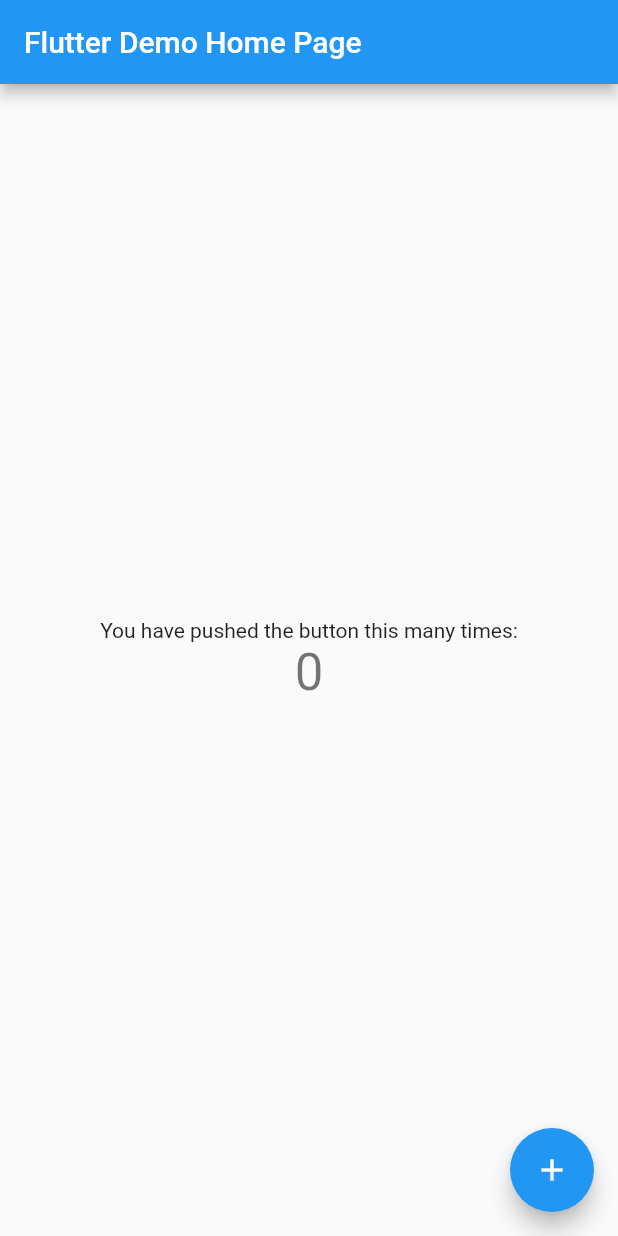
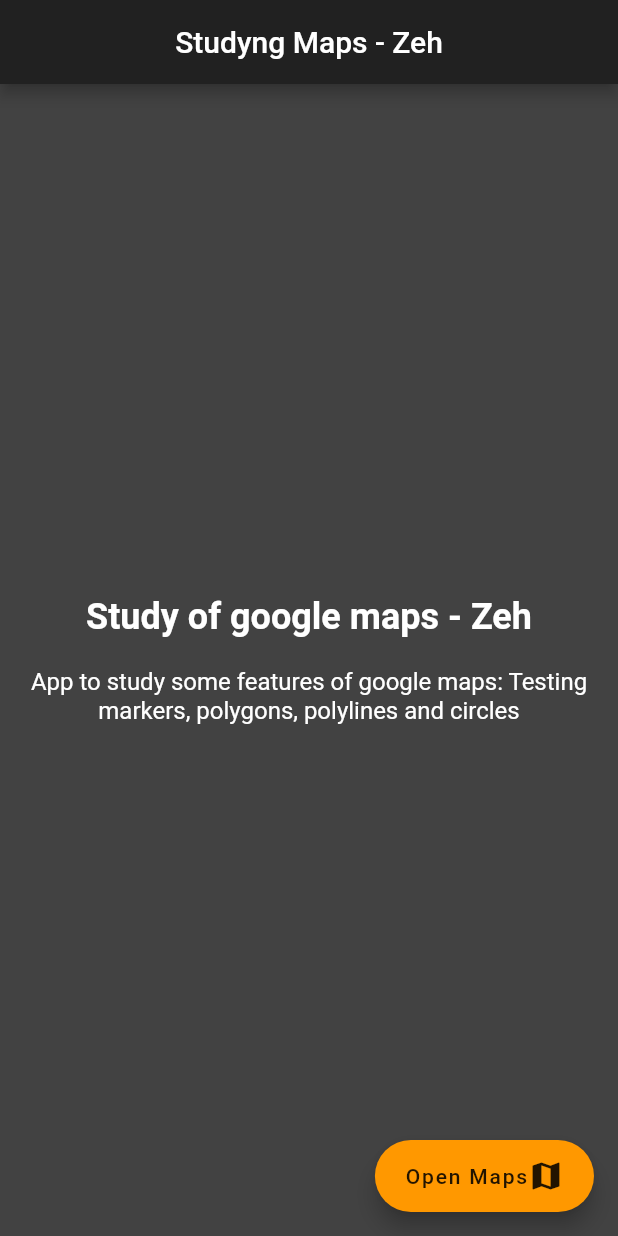
Before and after one commit to fernei/central_comandos, a Flutter app: the screen it shows after launch, on a phone screen of 412 x 824 dp. Run offline on Flutter 3.47's test engine with Material 2 defaults, Android fonts, the phone set to English and light mode, and no system bars; our stand-ins replace google_maps_flutter, location, splashscreen; network calls fail.

Commit message:
Inicio do Layout e funcionalidade

```diff
--- /dev/null
+++ b/lib/home.dart
@@ -0,0 +1,89 @@
+import 'package:flutter/material.dart';
+import 'package:location/location.dart';
+
+import 'goomap.dart';
+
+class HomePage extends StatefulWidget {
+  @override
+  _HomePageState createState() => _HomePageState();
+}
+
+class _HomePageState extends State<HomePage> {
+  Location location = new Location();
+  bool _serviceEnabled;
+  PermissionStatus _permissionGranted;
+  LocationData _locationData;
+
+  @override
+  void initState() {
+    super.initState();
+    _checkLocationPermission();
+  }
+
+  // Check Location Permissions, and get my location
+  void _checkLocationPermission() async {
+    _serviceEnabled = await location.serviceEnabled();
+    if (!_serviceEnabled) {
+      _serviceEnabled = await location.requestService();
+      if (!_serviceEnabled) {
+        return;
+      }
+    }
+    _permissionGranted = await location.hasPermission();
+    if (_permissionGranted == PermissionStatus.denied) {
+      _permissionGranted = await location.requestPermission();
+      if (_permissionGranted != PermissionStatus.granted) {
+        return;
+      }
+    }
+    _locationData = await location.getLocation();
+  }
+
+  @override
+  Widget build(BuildContext context) {
+    return Scaffold(
+      backgroundColor: Colors.grey[800],
+      appBar: AppBar(
+        title: Text('Studyng Maps - Zeh'),
+        centerTitle: true,
+        backgroundColor: Colors.grey[900],
+      ),
+      floatingActionButton: FloatingActionButton.extended(
+          onPressed: () => _locationData != null ? Navigator.push(
+              context, MaterialPageRoute(builder: (context) => GooMap(location: _locationData,))) : null,
+          backgroundColor: Colors.orange,
+          label: Row(
+            children: <Widget>[
+              Text(
+                'Open Maps',
+                style: TextStyle(color: Colors.black87),
+              ),
+              Icon(
+                Icons.map,
+                color: Colors.black87,
+              ),
+            ],
+          )),
+      body: Container(
+        padding: EdgeInsets.all(16),
+        child: Center(
+            child: Column(
+          mainAxisAlignment: MainAxisAlignment.center,
+          children: <Widget>[
+            Text(
+              'Study of google maps - Zeh',
+              textAlign: TextAlign.center,
+              style: TextStyle(fontSize: 24, fontWeight: FontWeight.bold, color: Colors.white),
+            ),
+            SizedBox(height: 20),
+            Text(
+              'App to study some features of google maps: Testing markers, polygons, polylines and circles',
+              textAlign: TextAlign.center,
+              style: TextStyle(fontSize: 16, color: Colors.white),
+            ),
+          ],
+        )),
+      ),
+    );
+  }
+}
--- a/lib/main.dart
+++ b/lib/main.dart
@@ -1,117 +1,59 @@
+import 'package:central_mandados/home.dart';
 import 'package:flutter/material.dart';
+import 'package:splashscreen/splashscreen.dart';
 
 void main() {
-  runApp(MyApp());
+  runApp(new MaterialApp(
+    debugShowCheckedModeBanner: false,
+    home: new MyApp(),
+  ));
 }
 
-class MyApp extends StatelessWidget {
-  // This widget is the root of your application.
+class MyApp extends StatefulWidget {
+  @override
+  _MyAppState createState() => new _MyAppState();
+}
+
+class _MyAppState extends State<MyApp> {
   @override
   Widget build(BuildContext context) {
-    return MaterialApp(
-      title: 'Flutter Demo',
-      theme: ThemeData(
-        // This is the theme of your application.
-        //
-        // Try running your application with "flutter run". You'll see the
-        // application has a blue toolbar. Then, without quitting the app, try
-        // changing the primarySwatch below to Colors.green and then invoke
-        // "hot reload" (press "r" in the console where you ran "flutter run",
-        // or simply save your changes to "hot reload" in a Flutter IDE).
-        // Notice that the counter didn't reset back to zero; the application
-        // is not restarted.
-        primarySwatch: Colors.blue,
-        // This makes the visual density adapt to the platform that you run
-        // the app on. For desktop platforms, the controls will be smaller and
-        // closer together (more dense) than on mobile platforms.
-        visualDensity: VisualDensity.adaptivePlatformDensity,
+    return new SplashScreen(
+      // navigateAfterSeconds: new AfterSplash(),
+      navigateAfterSeconds: new HomePage(),
+      seconds: 10,
+      title: new Text(
+        'Central de Mandados',
+        style: new TextStyle(
+            fontWeight: FontWeight.bold, fontSize: 20.0, color: Colors.white),
       ),
-      home: MyHomePage(title: 'Flutter Demo Home Page'),
+      photoSize: 100,
+      image: new Image.network(
+          'https://64.media.tumblr.com/87fcee609f1532321e095a6104589191/6ad55c8e562b4ae0-1f/s400x600/2ead387b802d044654ca0dbf26108310e86a4c58.jpg'),
+      backgroundColor: Colors.black,
+      loaderColor: Colors.red,
+      loadingText: new Text(
+        'Aguarde...',
+        style: new TextStyle(
+            fontWeight: FontWeight.bold, fontSize: 20.0, color: Colors.white),
+      ),
     );
   }
 }
 
-class MyHomePage extends StatefulWidget {
-  MyHomePage({Key key, this.title}) : super(key: key);
-
-  // This widget is the home page of your application. It is stateful, meaning
-  // that it has a State object (defined below) that contains fields that affect
-  // how it looks.
-
-  // This class is the configuration for the state. It holds the values (in this
-  // case the title) provided by the parent (in this case the App widget) and
-  // used by the build method of the State. Fields in a Widget subclass are
-  // always marked "final".
-
-  final String title;
-
-  @override
-  _MyHomePageState createState() => _MyHomePageState();
-}
-
-class _MyHomePageState extends State<MyHomePage> {
-  int _counter = 0;
-
-  void _incrementCounter() {
-    setState(() {
-      // This call to setState tells the Flutter framework that something has
-      // changed in this State, which causes it to rerun the build method below
-      // so that the display can reflect the updated values. If we changed
-      // _counter without calling setState(), then the build method would not be
-      // called again, and so nothing would appear to happen.
-      _counter++;
-    });
-  }
-
-  @override
-  Widget build(BuildContext context) {
-    // This method is rerun every time setState is called, for instance as done
-    // by the _incrementCounter method above.
-    //
-    // The Flutter framework has been optimized to make rerunning build methods
-    // fast, so that you can just rebuild anything that needs updating rather
-    // than having to individually change instances of widgets.
-    return Scaffold(
-      appBar: AppBar(
-        // Here we take the value from the MyHomePage object that was created by
-        // the App.build method, and use it to set our appbar title.
-        title: Text(widget.title),
-      ),
-      body: Center(
-        // Center is a layout widget. It takes a single child and positions it
-        // in the middle of the parent.
-        child: Column(
-          // Column is also a layout widget. It takes a list of children and
-          // arranges them vertically. By default, it sizes itself to fit its
-          // children horizontally, and tries to be as tall as its parent.
-          //
-          // Invoke "debug painting" (press "p" in the console, choose the
-          // "Toggle Debug Paint" action from the Flutter Inspector in Android
-          // Studio, or the "Toggle Debug Paint" command in Visual Studio Code)
-          // to see the wireframe for each widget.
-          //
-          // Column has various properties to control how it sizes itself and
-          // how it positions its children. Here we use mainAxisAlignment to
-          // center the children vertically; the main axis here is the vertical
-          // axis because Columns are vertical (the cross axis would be
-          // horizontal).
-          mainAxisAlignment: MainAxisAlignment.center,
-          children: <Widget>[
-            Text(
-              'You have pushed the button this many times:',
-            ),
-            Text(
-              '$_counter',
-              style: Theme.of(context).textTheme.headline4,
-            ),
-          ],
-        ),
-      ),
-      floatingActionButton: FloatingActionButton(
-        onPressed: _incrementCounter,
-        tooltip: 'Increment',
-        child: Icon(Icons.add),
-      ), // This trailing comma makes auto-formatting nicer for build methods.
-    );
-  }
-}
+// class AfterSplash extends StatelessWidget {
+//   @override
+//   Widget build(BuildContext context) {
+//     return new Scaffold(
+//       appBar: new AppBar(
+//         title: new Text("Welcome In SplashScreen Package"),
+//         automaticallyImplyLeading: false,
+//       ),
+//       body: new Center(
+//         child: new Text(
+//           "Succeeded!",
+//           style: new TextStyle(fontWeight: FontWeight.bold, fontSize: 30.0),
+//         ),
+//       ),
+//     );
+//   }
+// }
```
Also changed, not shown: lib/goomap.dart (added, +247 -0 lines), pubspec.yaml (+6 -14 lines), pubspec.lock, 3 other files.
